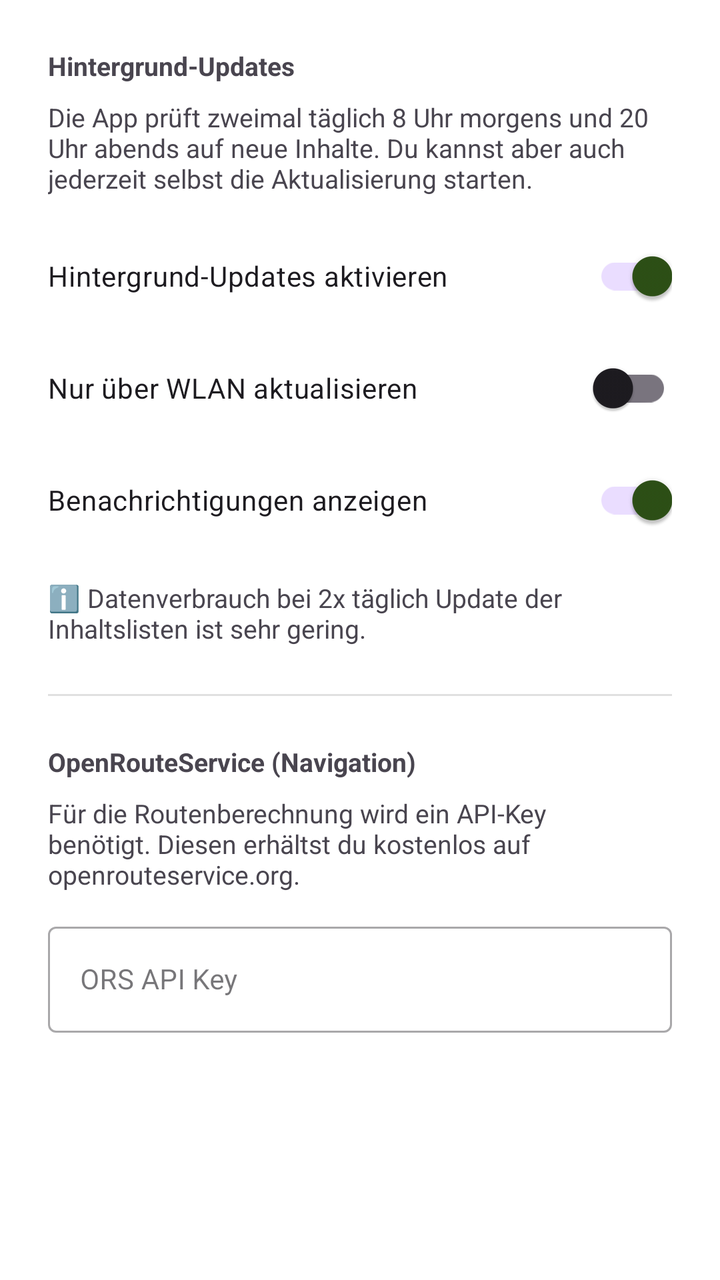
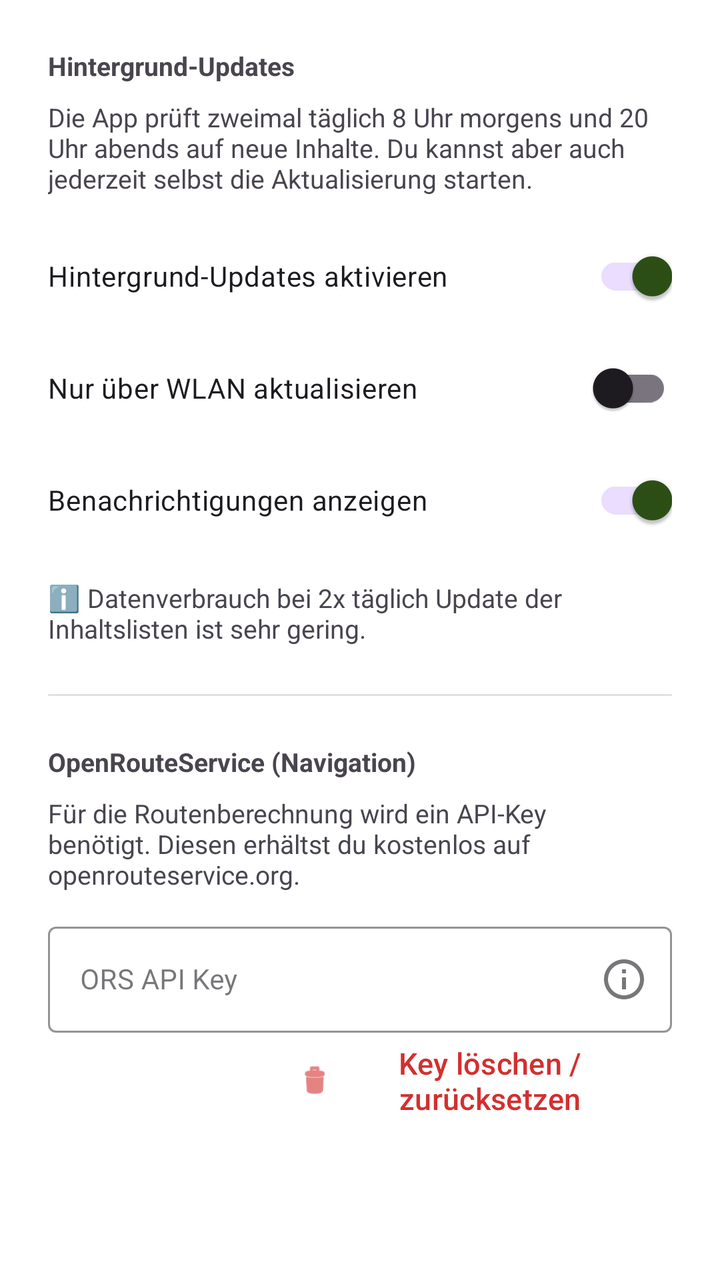

Two renders of the same Android screen: before a commit and after it. Below are the layout's source before the change and the commit's diff.
<!-- AndroidManifest.xml: application theme Theme.HundeWildnis -->
<!-- res/layout/dialog_settings.xml -->
<?xml version="1.0" encoding="utf-8"?>
<LinearLayout xmlns:android="http://schemas.android.com/apk/res/android"
    android:layout_width="match_parent"
    android:layout_height="wrap_content"
    android:orientation="vertical"
    android:padding="24dp">

    <TextView
        android:layout_width="match_parent"
        android:layout_height="wrap_content"
        android:text="Hintergrund-Updates"
        android:textSize="@dimen/text_body_medium"
        android:textStyle="bold"
        android:paddingBottom="8dp" />

    <TextView
        android:layout_width="match_parent"
        android:layout_height="wrap_content"
        android:text="Die App prüft zweimal täglich 8 Uhr morgens und 20 Uhr abends auf neue Inhalte. Du kannst aber auch jederzeit selbst die Aktualisierung starten."
        android:textSize="@dimen/text_body_medium"
        android:paddingBottom="16dp"
        android:textColor="?android:attr/textColorSecondary" />

    <com.google.android.material.switchmaterial.SwitchMaterial
        android:id="@+id/switchBackgroundUpdates"
        android:layout_width="match_parent"
        android:layout_height="wrap_content"
        android:text="Hintergrund-Updates aktivieren"
        android:checked="true" />

    <com.google.android.material.switchmaterial.SwitchMaterial
        android:id="@+id/switchWifiOnly"
        android:layout_width="match_parent"
        android:layout_height="wrap_content"
        android:text="Nur über WLAN aktualisieren"
        android:layout_marginTop="8dp" />

    <com.google.android.material.switchmaterial.SwitchMaterial
        android:id="@+id/switchNotifications"
        android:layout_width="match_parent"
        android:layout_height="wrap_content"
        android:text="Benachrichtigungen anzeigen"
        android:layout_marginTop="8dp"
        android:checked="true" />

    <TextView
        android:layout_width="match_parent"
        android:layout_height="wrap_content"
        android:text="ℹ️ Datenverbrauch bei 2x täglich Update der Inhaltslisten ist sehr gering."
        android:textSize="@dimen/text_body_medium"
        android:layout_marginTop="16dp"
        android:textColor="?android:attr/textColorSecondary" />

    <View
        android:layout_width="match_parent"
        android:layout_height="1dp"
        android:background="?android:attr/dividerVertical"
        android:layout_marginTop="24dp"
        android:layout_marginBottom="24dp" />

    <TextView
        android:layout_width="match_parent"
        android:layout_height="wrap_content"
        android:text="OpenRouteService (Navigation)"
        android:textSize="@dimen/text_body_medium"
        android:textStyle="bold"
        android:paddingBottom="8dp" />

    <TextView
        android:layout_width="match_parent"
        android:layout_height="wrap_content"
        android:text="Für die Routenberechnung wird ein API-Key benötigt. Diesen erhältst du kostenlos auf openrouteservice.org."
        android:textSize="@dimen/text_body_medium"
        android:paddingBottom="12dp"
        android:textColor="?android:attr/textColorSecondary" />

    <com.google.android.material.textfield.TextInputLayout
        android:layout_width="match_parent"
        android:layout_height="wrap_content"
        android:hint="ORS API Key"
        style="@style/Widget.MaterialComponents.TextInputLayout.OutlinedBox">

        <com.google.android.material.textfield.TextInputEditText
            android:id="@+id/editOrsApiKey"
            android:layout_width="match_parent"
            android:layout_height="wrap_content"
            android:inputType="textPassword"
            android:textSize="14sp" />
    </com.google.android.material.textfield.TextInputLayout>

</LinearLayout>
<!-- resources referenced by this layout -->
<resources>
  <dimen name="text_body_medium">14sp</dimen>
  <style name="Theme.HundeWildnis" parent="Base.Theme.HundeWildnis" />
  <style name="Widget.App.Button" parent="Widget.Material3.Button">
          <item name="autoSizeTextType">uniform</item>
          <item name="autoSizeMinTextSize">12sp</item>
          <item name="autoSizeMaxTextSize">@dimen/text_button_large</item>
          <item name="autoSizeStepGranularity">1sp</item>
          <item name="android:maxLines">2</item>
          <item name="android:ellipsize">end</item>
          <item name="android:paddingStart">16dp</item>
          <item name="android:paddingEnd">16dp</item>
          <item name="android:minHeight">60dp</item>
      </style>
  <style name="AlertDialogTheme" parent="ThemeOverlay.Material3.MaterialAlertDialog">
          
          <item name="colorSurface">#FFFFFF</item>
  
          
          <item name="colorOnSurface">#000000</item>
          <item name="android:textColorPrimary">#000000</item>
  
          
          <item name="buttonBarPositiveButtonStyle">@style/DialogButtonStyle.Light</item>
          <item name="buttonBarNegativeButtonStyle">@style/DialogButtonStyle.Light</item>
          <item name="buttonBarNeutralButtonStyle">@style/DialogButtonStyle.Light</item>
  
          
          <item name="buttonBarStyle">@style/Widget.App.ButtonBar</item>
  
          
          <item name="android:buttonStyle">@style/DialogButtonStyle.Light</item>
      </style>
  <style name="Widget.App.Overflow" parent="Widget.AppCompat.ActionButton.Overflow">
          <item name="android:src">@drawable/ic_menu_hamburger</item>
      </style>
  <dimen name="text_button_large">20sp</dimen>
  <style name="DialogButtonStyle.Light" parent="Widget.Material3.Button.TextButton.Dialog">
          
          <item name="android:textColor">#2d5016</item>
  
          
          <item name="android:textSize">13sp</item>
          <item name="android:textAllCaps">false</item>
          <item name="android:maxLines">2</item>
          <item name="android:singleLine">false</item>
          <item name="android:ellipsize">none</item>
          <item name="autoSizeTextType">uniform</item>
          <item name="autoSizeMinTextSize">10sp</item>
          <item name="autoSizeMaxTextSize">16sp</item>
  
          
          <item name="android:paddingStart">2dp</item>
          <item name="android:paddingEnd">2dp</item>
          <item name="android:minWidth">0dp</item>
          <item name="android:insetLeft">0dp</item>
          <item name="android:insetRight">0dp</item>
          <item name="android:insetTop">0dp</item>
          <item name="android:insetBottom">0dp</item>
  
          
          <item name="backgroundTint">@android:color/transparent</item>
  
          
          <item name="rippleColor">#332d5016</item>
      </style>
  <style name="Widget.App.ButtonBar" parent="Widget.AppCompat.ButtonBar.AlertDialog">
          <item name="android:padding">0dp</item>
      </style>
  <!-- drawable ic_menu_hamburger (drawable) -->
  <vector xmlns:android="http://schemas.android.com/apk/res/android"
      android:width="24dp"
      android:height="24dp"
      android:viewportWidth="24"
      android:viewportHeight="24">
      <path
          android:fillColor="#FFFFFF"
          android:pathData="M3,18h18v-2H3V18z M3,13h18v-2H3V13z M3,6v2h18V6H3z" />
  </vector>
  <!-- unchanged entries left out for length: 1 -->
</resources>

<!-- the commit's change to res/layout/dialog_settings.xml (unified diff, before → after) -->
@@ -1,5 +1,6 @@
 <?xml version="1.0" encoding="utf-8"?>
 <LinearLayout xmlns:android="http://schemas.android.com/apk/res/android"
+    xmlns:app="http://schemas.android.com/apk/res-auto"
     android:layout_width="match_parent"
     android:layout_height="wrap_content"
     android:orientation="vertical"
@@ -75,9 +76,15 @@
         android:textColor="?android:attr/textColorSecondary" />
 
     <com.google.android.material.textfield.TextInputLayout
+        android:id="@+id/layoutOrsApiKey"
         android:layout_width="match_parent"
         android:layout_height="wrap_content"
         android:hint="ORS API Key"
+        app:endIconMode="custom"
+        app:endIconDrawable="@drawable/ic_info_outline"
+        app:endIconContentDescription="Anleitung"
+        app:boxStrokeColor="@color/text_input_stroke_color"
+        app:hintTextColor="@color/text_input_hint_color"
         style="@style/Widget.MaterialComponents.TextInputLayout.OutlinedBox">
 
         <com.google.android.material.textfield.TextInputEditText
@@ -88,4 +95,17 @@
             android:textSize="14sp" />
     </com.google.android.material.textfield.TextInputLayout>
 
+    <com.google.android.material.button.MaterialButton
+        android:id="@+id/btnClearOrsKey"
+        style="@style/Widget.Material3.Button.TextButton"
+        android:layout_width="wrap_content"
+        android:layout_height="wrap_content"
+        android:layout_gravity="end"
+        android:text="Key löschen / zurücksetzen"
+        android:textColor="#D32F2F"
+        android:textSize="12sp"
+        android:padding="0dp"
+        app:icon="@android:drawable/ic_menu_delete"
+        app:iconTint="#D32F2F" />
+
 </LinearLayout>
<!-- resource entries referenced after the edit -->
@@ -1,6 +1,18 @@
 <!-- resources referenced by this layout -->
 <resources>
+  <color name="text_input_hint_color">#2d5016</color>
+  <color name="text_input_stroke_color">#2d5016</color>
   <dimen name="text_body_medium">14sp</dimen>
+  <!-- drawable ic_info_outline (drawable) -->
+  <vector xmlns:android="http://schemas.android.com/apk/res/android"
+      android:width="24dp"
+      android:height="24dp"
+      android:viewportWidth="24"
+      android:viewportHeight="24">
+      <path
+          android:fillColor="#FFFFFF"
+          android:pathData="M11,9h2V7h-2V9zM11,17h2v-6h-2V17zM12,2C6.48,2 2,6.48 2,12s4.48,10 10,10 10,-4.48 10,-10S17.52,2 12,2zM12,20c-4.41,0 -8,-3.59 -8,-8s3.59,-8 8,-8 8,3.59 8,8 -3.59,8 -8,8z" />
+  </vector>
   <style name="Theme.HundeWildnis" parent="Base.Theme.HundeWildnis" />
   <style name="Widget.App.Button" parent="Widget.Material3.Button">
           <item name="autoSizeTextType">uniform</item>
